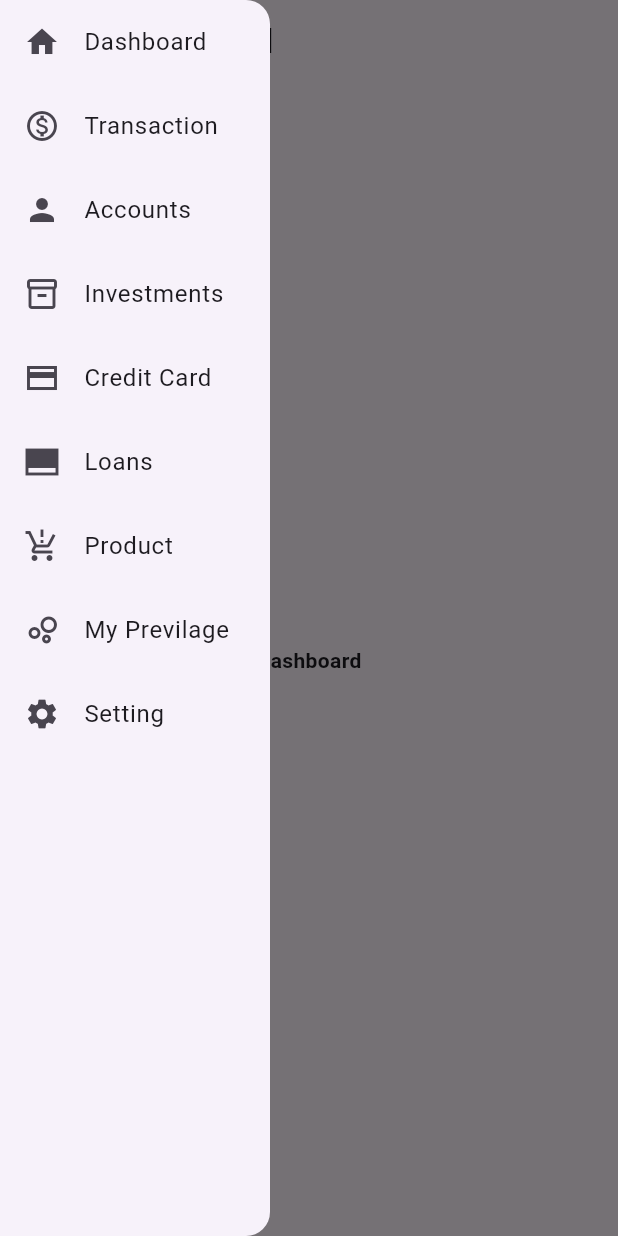
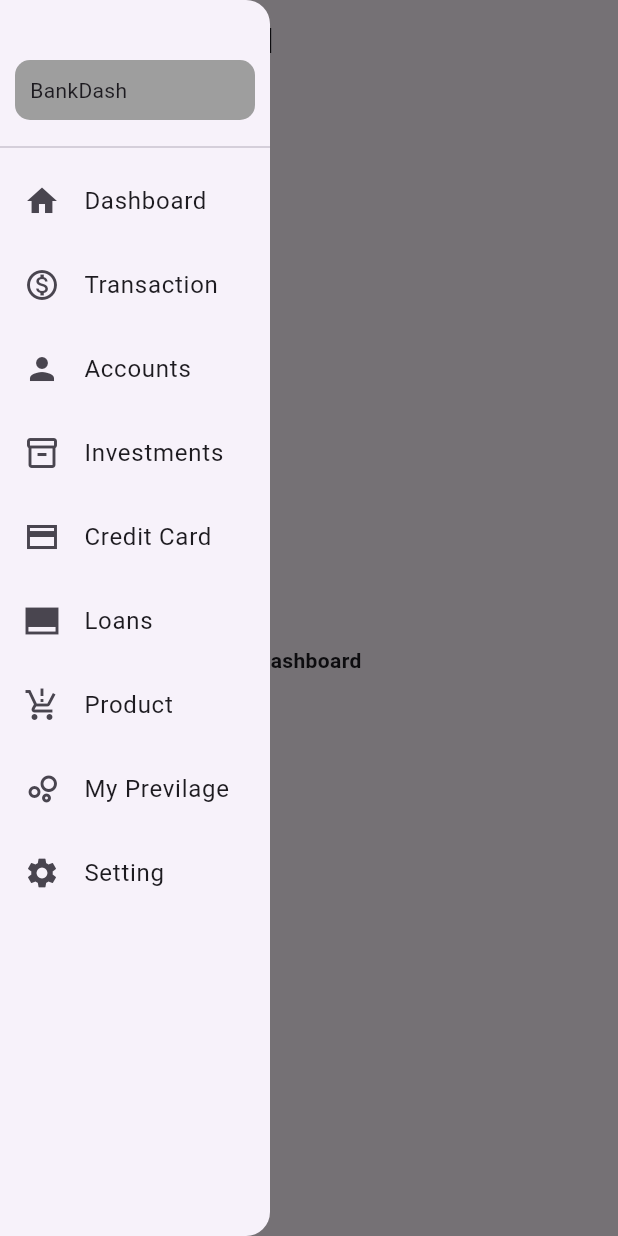
Before and after one commit to karthi-dev-07/ownprojects, a Flutter app: the screen it shows after launch, with the side drawer open, on a phone screen of 412 x 824 dp. Run offline on Flutter 3.47's test engine with Material 3 defaults, Android fonts, the phone set to English and light mode, and no system bars; our stand-ins replace file_picker, get, image_picker, shared_preferences; network calls fail.

Commit message:
changes in basescreen

```diff
--- a/lib/view/screens/BaseScreen/baseScreen.dart
+++ b/lib/view/screens/BaseScreen/baseScreen.dart
@@ -25,6 +25,18 @@ class _BaseScreenState extends State<BaseScreen> {
     child: Column(
       crossAxisAlignment: CrossAxisAlignment.start,
       children: [
+        if(GetPlatform.isAndroid )SizedBox(height: 30,),
+        if(GetPlatform.isAndroid )Container(
+          margin: const EdgeInsets.all(10),
+          padding: const EdgeInsets.all(10),
+          width: 180,
+          decoration: BoxDecoration(
+              color: Colors.grey,
+              borderRadius: BorderRadius.circular(10)
+          ),
+          child: Text("BankDash"),
+        ),
+        if(GetPlatform.isAndroid)Divider(),
         ListTile(
           title: Text("Dashboard"),
           onTap: (){
--- a/pubspec.yaml
+++ b/pubspec.yaml
@@ -42,6 +42,8 @@ dependencies:
   http: ^1.2.2
   shared_preferences: ^2.3.3
   file_picker: ^8.1.4
+  image_picker: ^1.1.2
+
 dev_dependencies:
   flutter_test:
     sdk: flutter
@@ -65,7 +67,8 @@ flutter:
   uses-material-design: true
 
   # To add assets to your application, add an assets section, like this:
-  # assets:
+  assets:
+      - assets/
   #   - images/a_dot_burr.jpeg
   #   - images/a_dot_ham.jpeg
 
```
Also changed, not shown: lib/allimport.dart (+8 -0 lines), lib/view/screens/Profile/profileScreen.dart (+6 -22 lines), assets/women.png (added), pubspec.lock, 5 other files.
